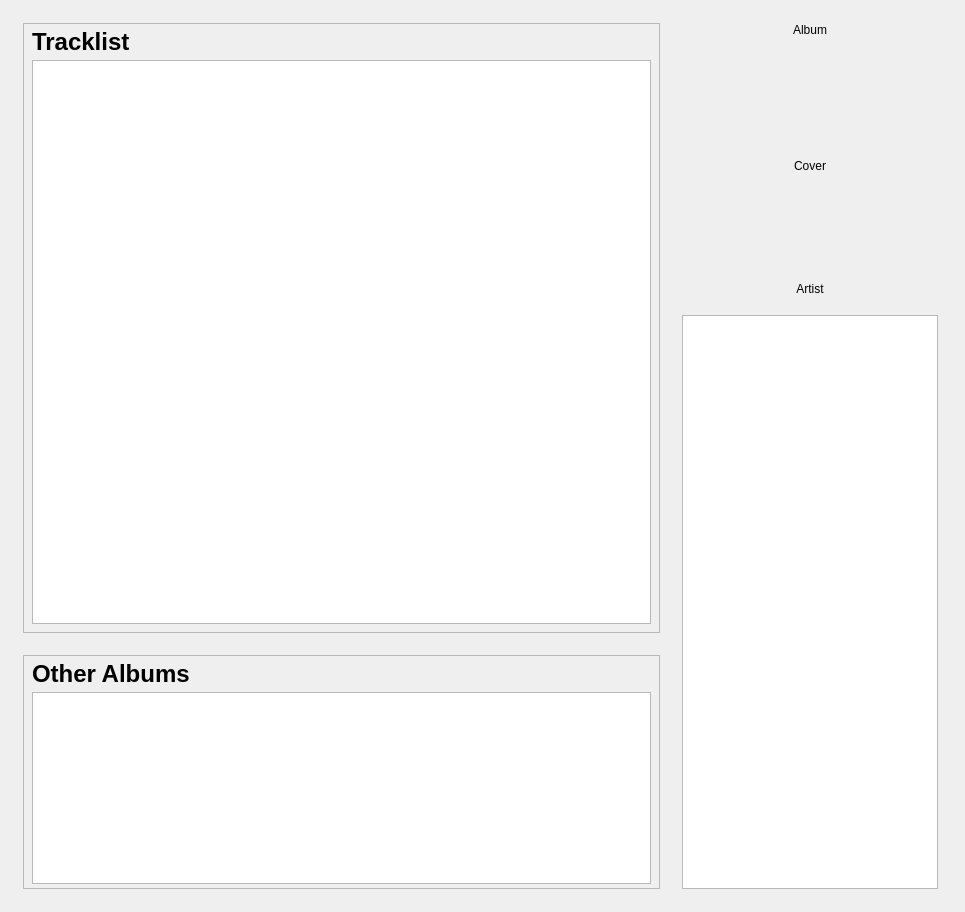
The window that src/libtomahawk/widgets/infowidgets/AlbumInfoWidget.ui (rockymontana/tomahawk) describes before a commit, drawn with Qt 5.
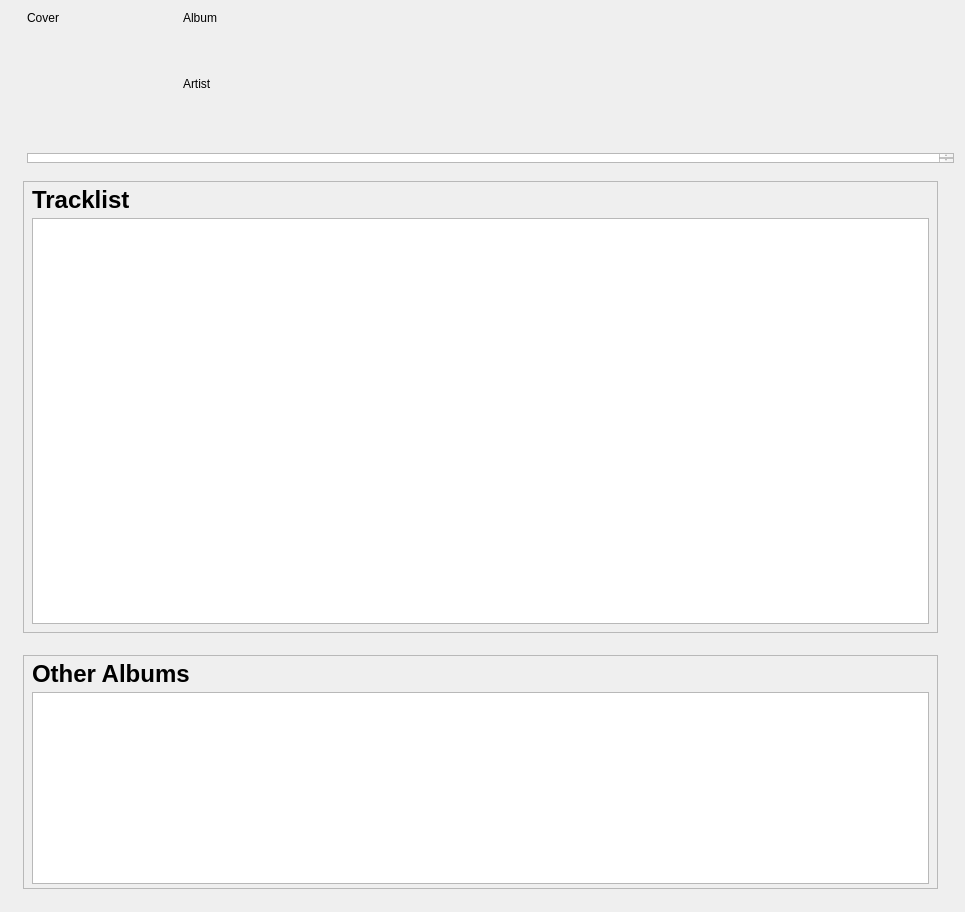
The same window after the commit. Custom widgets are drawn as their Qt base class.

Commit message: Work on Album page. WIP.

What changed in the file:
```diff
--- a/src/libtomahawk/widgets/infowidgets/AlbumInfoWidget.ui
+++ b/src/libtomahawk/widgets/infowidgets/AlbumInfoWidget.ui
@@ -14,6 +14,144 @@
    <string>Form</string>
   </property>
   <layout class="QVBoxLayout" name="verticalLayout_3">
+   <item>
+    <layout class="QVBoxLayout" name="verticalLayout_8">
+     <property name="spacing">
+      <number>-1</number>
+     </property>
+     <property name="leftMargin">
+      <number>16</number>
+     </property>
+     <property name="topMargin">
+      <number>0</number>
+     </property>
+     <property name="rightMargin">
+      <number>0</number>
+     </property>
+     <property name="bottomMargin">
+      <number>0</number>
+     </property>
+     <item>
+      <layout class="QHBoxLayout" name="horizontalLayout_4">
+       <item>
+        <layout class="QVBoxLayout" name="verticalLayout_2">
+         <item>
+          <widget class="PlayableCover" name="cover">
+           <property name="sizePolicy">
+            <sizepolicy hsizetype="Minimum" vsizetype="Fixed">
+             <horstretch>0</horstretch>
+             <verstretch>0</verstretch>
+            </sizepolicy>
+           </property>
+           <property name="minimumSize">
+            <size>
+             <width>100</width>
+             <height>100</height>
+            </size>
+           </property>
+           <property name="maximumSize">
+            <size>
+             <width>150</width>
+             <height>150</height>
+            </size>
+           </property>
+           <property name="text">
+            <string>Cover</string>
+           </property>
+           <property name="alignment">
+            <set>Qt::AlignLeading|Qt::AlignLeft|Qt::AlignTop</set>
+           </property>
+          </widget>
+         </item>
+        </layout>
+       </item>
+       <item>
+        <layout class="QVBoxLayout" name="verticalLayout_5">
+         <item>
+          <widget class="QLabel" name="albumLabel">
+           <property name="minimumSize">
+            <size>
+             <width>0</width>
+             <height>20</height>
+            </size>
+           </property>
+           <property name="maximumSize">
+            <size>
+             <width>16777215</width>
+             <height>60</height>
+            </size>
+           </property>
+           <property name="text">
+            <string>Album</string>
+           </property>
+           <property name="alignment">
+            <set>Qt::AlignLeading|Qt::AlignLeft|Qt::AlignTop</set>
+           </property>
+          </widget>
+         </item>
+         <item>
+          <widget class="QueryLabel" name="artistLabel">
+           <property name="maximumSize">
+            <size>
+             <width>16777215</width>
+             <height>20</height>
+            </size>
+           </property>
+           <property name="text">
+            <string>Artist</string>
+           </property>
+           <property name="alignment">
+            <set>Qt::AlignLeading|Qt::AlignLeft|Qt::AlignTop</set>
+           </property>
+          </widget>
+         </item>
+         <item>
+          <spacer name="verticalSpacer_2">
+           <property name="orientation">
+            <enum>Qt::Vertical</enum>
+           </property>
+           <property name="sizeType">
+            <enum>QSizePolicy::Maximum</enum>
+           </property>
+           <property name="sizeHint" stdset="0">
+            <size>
+             <width>0</width>
+             <height>50</height>
+            </size>
+           </property>
+          </spacer>
+         </item>
+        </layout>
+       </item>
+      </layout>
+     </item>
+     <item>
+      <widget class="QTextBrowser" name="biography">
+       <property name="sizePolicy">
+        <sizepolicy hsizetype="Minimum" vsizetype="MinimumExpanding">
+         <horstretch>0</horstretch>
+         <verstretch>0</verstretch>
+        </sizepolicy>
+       </property>
+       <property name="minimumSize">
+        <size>
+         <width>0</width>
+         <height>0</height>
+        </size>
+       </property>
+       <property name="maximumSize">
+        <size>
+         <width>16777215</width>
+         <height>10</height>
+        </size>
+       </property>
+       <property name="horizontalScrollBarPolicy">
+        <enum>Qt::ScrollBarAlwaysOff</enum>
+       </property>
+      </widget>
+     </item>
+    </layout>
+   </item>
    <item>
     <layout class="QHBoxLayout" name="horizontalLayout_3">
      <property name="leftMargin">
@@ -178,139 +316,6 @@
        </item>
       </layout>
      </item>
-     <item>
-      <layout class="QVBoxLayout" name="verticalLayout_8">
-       <property name="spacing">
-        <number>-1</number>
-       </property>
-       <property name="leftMargin">
-        <number>16</number>
-       </property>
-       <property name="topMargin">
-        <number>0</number>
-       </property>
-       <property name="rightMargin">
-        <number>0</number>
-       </property>
-       <property name="bottomMargin">
-        <number>0</number>
-       </property>
-       <item>
-        <widget class="QLabel" name="albumLabel">
-         <property name="text">
-          <string>Album</string>
-         </property>
-         <property name="alignment">
-          <set>Qt::AlignCenter</set>
-         </property>
-        </widget>
-       </item>
-       <item>
-        <spacer name="verticalSpacer_4">
-         <property name="orientation">
-          <enum>Qt::Vertical</enum>
-         </property>
-         <property name="sizeType">
-          <enum>QSizePolicy::Fixed</enum>
-         </property>
-         <property name="sizeHint" stdset="0">
-          <size>
-           <width>20</width>
-           <height>13</height>
-          </size>
-         </property>
-        </spacer>
-       </item>
-       <item>
-        <widget class="PlayableCover" name="cover">
-         <property name="sizePolicy">
-          <sizepolicy hsizetype="Minimum" vsizetype="Fixed">
-           <horstretch>0</horstretch>
-           <verstretch>0</verstretch>
-          </sizepolicy>
-         </property>
-         <property name="minimumSize">
-          <size>
-           <width>220</width>
-           <height>220</height>
-          </size>
-         </property>
-         <property name="text">
-          <string>Cover</string>
-         </property>
-         <property name="alignment">
-          <set>Qt::AlignCenter</set>
-         </property>
-        </widget>
-       </item>
-       <item>
-        <layout class="QVBoxLayout" name="verticalLayout_7">
-         <property name="spacing">
-          <number>4</number>
-         </property>
-         <item>
-          <layout class="QHBoxLayout" name="horizontalLayout">
-           <property name="spacing">
-            <number>4</number>
-           </property>
-          </layout>
-         </item>
-         <item>
-          <layout class="QHBoxLayout" name="horizontalLayout_2">
-           <property name="spacing">
-            <number>4</number>
-           </property>
-           <item>
-            <widget class="QueryLabel" name="artistLabel">
-             <property name="text">
-              <string>Artist</string>
-             </property>
-             <property name="alignment">
-              <set>Qt::AlignCenter</set>
-             </property>
-            </widget>
-           </item>
-          </layout>
-         </item>
-        </layout>
-       </item>
-       <item>
-        <spacer name="verticalSpacer_3">
-         <property name="orientation">
-          <enum>Qt::Vertical</enum>
-         </property>
-         <property name="sizeType">
-          <enum>QSizePolicy::Fixed</enum>
-         </property>
-         <property name="sizeHint" stdset="0">
-          <size>
-           <width>20</width>
-           <height>13</height>
-          </size>
-         </property>
-        </spacer>
-       </item>
-       <item>
-        <widget class="QTextBrowser" name="biography">
-         <property name="sizePolicy">
-          <sizepolicy hsizetype="Minimum" vsizetype="MinimumExpanding">
-           <horstretch>0</horstretch>
-           <verstretch>0</verstretch>
-          </sizepolicy>
-         </property>
-         <property name="minimumSize">
-          <size>
-           <width>0</width>
-           <height>240</height>
-          </size>
-         </property>
-         <property name="horizontalScrollBarPolicy">
-          <enum>Qt::ScrollBarAlwaysOff</enum>
-         </property>
-        </widget>
-       </item>
-      </layout>
-     </item>
     </layout>
    </item>
   </layout>
@@ -326,16 +331,16 @@
    <extends>QLabel</extends>
    <header>widgets/PlayableCover.h</header>
   </customwidget>
+  <customwidget>
+   <class>QueryLabel</class>
+   <extends>QLabel</extends>
+   <header>widgets/QueryLabel.h</header>
+  </customwidget>
   <customwidget>
    <class>TreeView</class>
    <extends>QTreeView</extends>
    <header>playlist/TreeView.h</header>
   </customwidget>
-  <customwidget>
-   <class>QueryLabel</class>
-   <extends>QLabel</extends>
-   <header>widgets/QueryLabel.h</header>
-  </customwidget>
  </customwidgets>
  <resources/>
  <connections/>
```
The commit also changes 2 other files.
